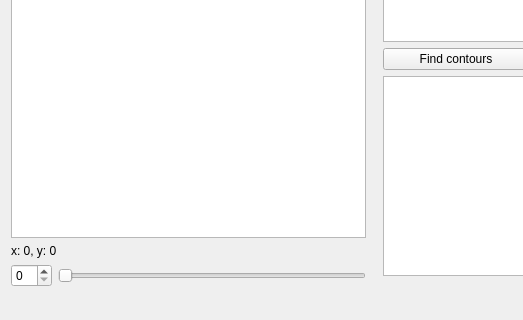
Qt form mainwindow.ui (jonperdomo/polytracker) before a commit; both pictures show x 0 to 523 and y 116 to 436 of the 703 by 436 pixel window.
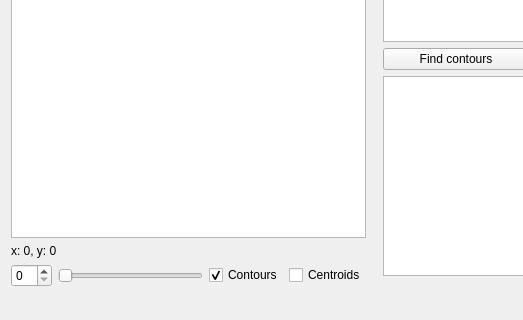
The same form after that commit. Custom widgets are drawn as their Qt base class.

Commit message: Added centroid crosshairs in video window.

What changed in the file:
```diff
--- a/mainwindow.ui
+++ b/mainwindow.ui
@@ -49,6 +49,23 @@
           </property>
          </widget>
         </item>
+        <item>
+         <widget class="QCheckBox" name="contoursCheckBox">
+          <property name="text">
+           <string>Contours</string>
+          </property>
+          <property name="checked">
+           <bool>true</bool>
+          </property>
+         </widget>
+        </item>
+        <item>
+         <widget class="QCheckBox" name="centroidsCheckBox">
+          <property name="text">
+           <string>Centroids</string>
+          </property>
+         </widget>
+        </item>
        </layout>
       </item>
      </layout>
```
The commit also changes 2 other files.
